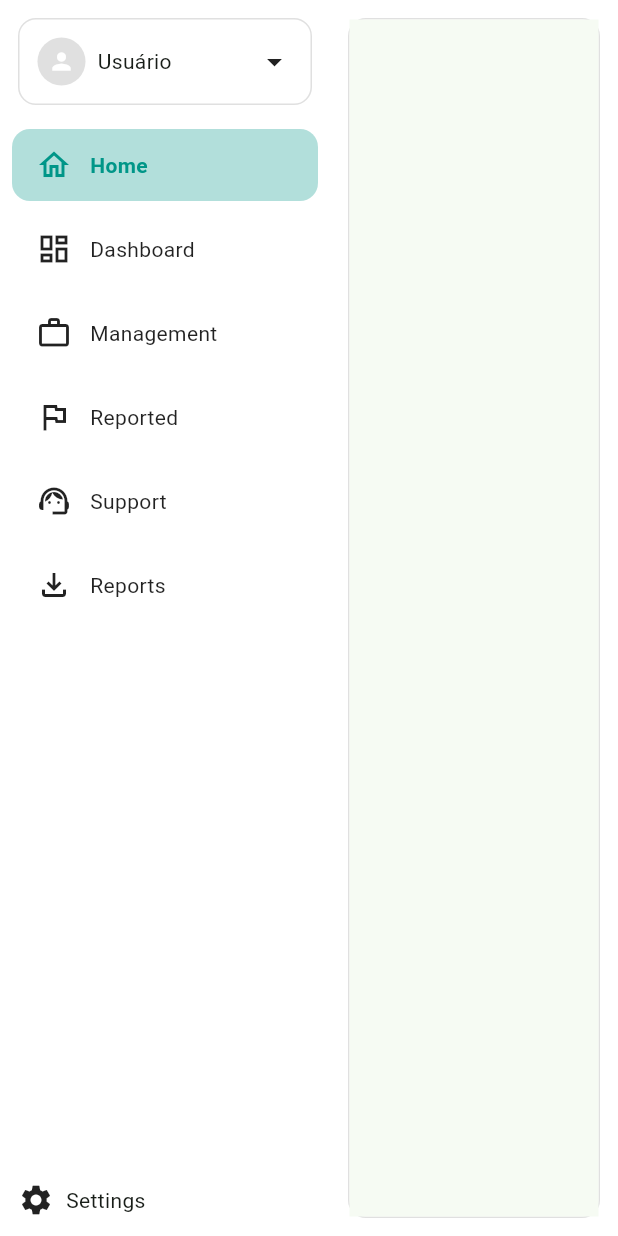
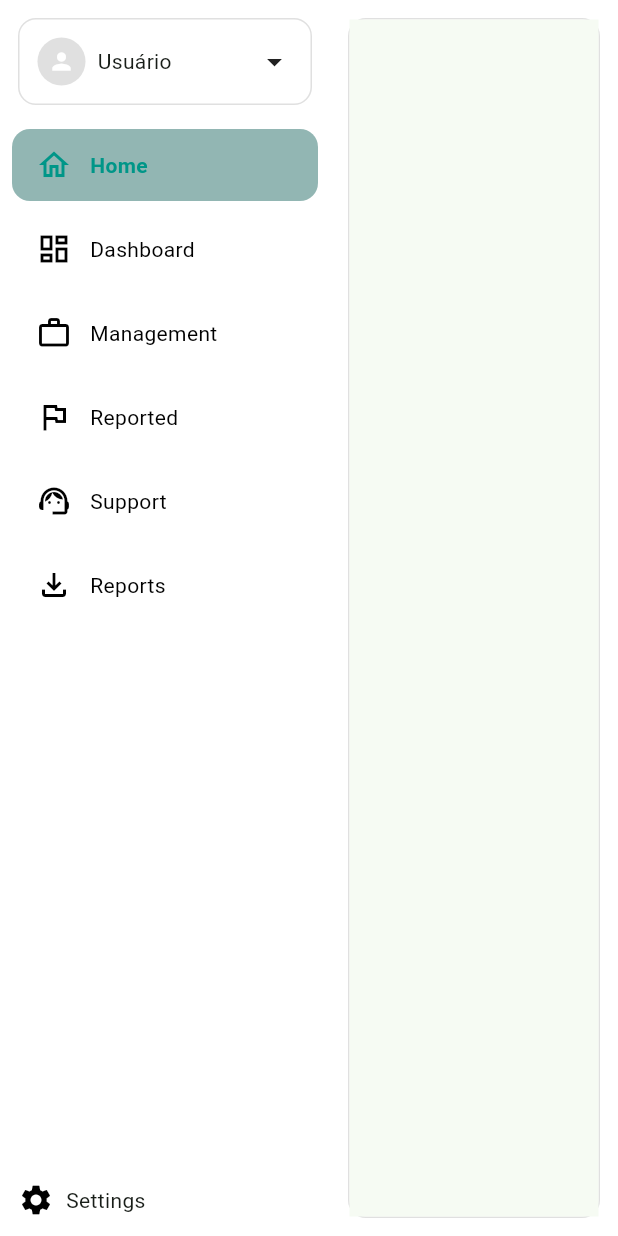
Before and after one commit to Next-Mind/nextmind-desktop, a Flutter app: the MainLayout screen opened by its route, on a phone screen of 412 x 824 dp. Run offline on Flutter 3.47's test engine with Material 3 defaults, Android fonts, the light colour scheme and no system bars; our stand-ins replace google_fonts, shared_preferences, syncfusion_flutter_charts; missing offline and left inert: window_manager; accounts and stored records are empty; network calls fail.

Commit message:
Arrumando as cores do aplicativo e do AppTheme, para se adequar ao modo noturno do aplicativo.

```diff
--- a/lib/ui/app/screens/layout/main_layout.dart
+++ b/lib/ui/app/screens/layout/main_layout.dart
@@ -53,7 +53,7 @@ class MainLayoutState extends State<MainLayout> {
           // ==== Sidebar ====
           Container(
             width: 220,
-            color: Colors.white,
+            color: Theme.of(context).colorScheme.onPrimary,
             child: Column(
               children: [
                 // Cabeçalho com foto e nome
@@ -93,7 +93,7 @@ class MainLayoutState extends State<MainLayout> {
                           Expanded(
                             child: Text(
                               user?.name ?? "Usuário",
-                              style: const TextStyle(fontSize: 14),
+                              style: const TextStyle(fontSize: 14,),
                               overflow: TextOverflow.ellipsis,
                             ),
                           ),
@@ -152,8 +152,8 @@ class MainLayoutState extends State<MainLayout> {
                     child: Padding(
                   padding: const EdgeInsets.all(12.0),
                   child: Row(
-                    children: const [
-                      Icon(Icons.settings, color: Colors.black87),
+                    children:  [
+                      Icon(Icons.settings, color: Theme.of(context).colorScheme.scrim),
                       SizedBox(width: 8),
                       Text("Settings"),
                     ],
@@ -215,17 +215,17 @@ class _MenuItem extends StatelessWidget {
         padding: const EdgeInsets.symmetric(horizontal: 16, vertical: 12),
         margin: const EdgeInsets.symmetric(horizontal: 8, vertical: 4),
         decoration: BoxDecoration(
-          color: selected ? Colors.teal.shade100 : Colors.transparent,
+          color: selected ? Theme.of(context).colorScheme.tertiary : Colors.transparent,
           borderRadius: BorderRadius.circular(12),
         ),
         child: Row(
           children: [
-            Icon(icon, color: selected ? Colors.teal : Colors.black87),
+            Icon(icon, color: selected ? Theme.of(context).colorScheme.tertiaryContainer : Theme.of(context).colorScheme.scrim,),
             const SizedBox(width: 12),
             Text(
               label,
               style: TextStyle(
-                color: selected ? Colors.teal : Colors.black87,
+                color: selected ? Theme.of(context).colorScheme.tertiaryContainer : Theme.of(context).colorScheme.scrim,
                 fontWeight: selected ? FontWeight.bold : FontWeight.normal,
               ),
             ),
--- a/lib/ui/app/screens/menu/dashboard_screen.dart
+++ b/lib/ui/app/screens/menu/dashboard_screen.dart
@@ -51,7 +51,7 @@ class _DashboardScreenState extends State<DashboardScreen> {
   @override
   Widget build(BuildContext context) {
     return Scaffold(
-      backgroundColor: Theme.of(context).colorScheme.onPrimary,
+      backgroundColor: Theme.of(context).colorScheme.primaryContainer,
       body: Padding(
         padding: const EdgeInsets.all(16),
         child: Column(
--- a/lib/ui/app/screens/menu/user_account_screen.dart
+++ b/lib/ui/app/screens/menu/user_account_screen.dart
@@ -31,7 +31,7 @@ class UserAccountScreen extends StatelessWidget {
   @override
   Widget build(BuildContext context) {
     return Scaffold(
-      backgroundColor: Colors.grey.shade100,
+      backgroundColor: Theme.of(context).colorScheme.primaryContainer,
       appBar: AppBar(
         title: const Text(
           "Minha Conta",
@@ -48,7 +48,7 @@ class UserAccountScreen extends StatelessWidget {
                 padding:
                     const EdgeInsets.symmetric(vertical: 32, horizontal: 24),
                 decoration: BoxDecoration(
-                  color: Colors.white,
+                  color: Theme.of(context).colorScheme.onSecondaryContainer,
                   borderRadius: BorderRadius.circular(12),
                   boxShadow: [
                     BoxShadow(
@@ -110,7 +110,7 @@ class UserAccountScreen extends StatelessWidget {
                       child: Container(
                         padding: const EdgeInsets.all(24),
                         decoration: BoxDecoration(
-                          color: Colors.white,
+                          color: Theme.of(context).colorScheme.onSecondaryContainer,
                           borderRadius: BorderRadius.circular(16),
                           boxShadow: [
                             BoxShadow(
--- a/lib/ui/app/widgets/card_text.dart
+++ b/lib/ui/app/widgets/card_text.dart
@@ -15,7 +15,7 @@ class CardText extends StatelessWidget {
     return SizedBox(
       width: double.infinity,
       child: Card(
-        color: Colors.grey.shade100 ,
+        color: Theme.of(context).colorScheme.outline,
         margin: const EdgeInsets.symmetric(vertical: 8, horizontal: 16),
         shape: RoundedRectangleBorder(borderRadius: BorderRadius.circular(15)),
         elevation: 3,
--- a/lib/ui/app/widgets/setting_section.dart
+++ b/lib/ui/app/widgets/setting_section.dart
@@ -16,7 +16,7 @@ class SettingSection extends StatelessWidget {
       margin: const EdgeInsets.symmetric(vertical: 12, horizontal: 16),
       padding: const EdgeInsets.all(16),
       decoration: BoxDecoration(
-        color: Colors.grey.shade50,
+        color: Theme.of(context).colorScheme.onSecondaryContainer,
         borderRadius: BorderRadius.circular(12),
         border: Border.all(color: Colors.grey.shade300),
       ),
--- a/lib/ui/auth/sign_in/login_screen.dart
+++ b/lib/ui/auth/sign_in/login_screen.dart
@@ -99,7 +99,7 @@ class _LoginScreenState extends State<LoginScreen> {
                         hintText: "email@example.com",
                         prefixIcon: const Icon(Icons.email_outlined),
                         filled: true,
-                        fillColor: const Color.fromARGB(108, 234, 232, 232),
+                        fillColor: AppColors.onErrorLight,
                         border: OutlineInputBorder(
                           borderRadius: BorderRadius.circular(30),
                           borderSide: BorderSide.none,
@@ -117,7 +117,7 @@ class _LoginScreenState extends State<LoginScreen> {
                         hintText: "Digite sua senha",
                         prefixIcon: const Icon(Icons.lock_outline),
                         filled: true,
-                        fillColor: const Color.fromARGB(108, 234, 232, 232),
+                        fillColor: AppColors.onErrorLight,
                         border: OutlineInputBorder(
                           borderRadius: BorderRadius.circular(30),
                           borderSide: BorderSide.none,
```
Also changed, not shown: lib/core/theme/theme.dart (+12 -12 lines), lib/ui/app/screens/layout/settings_layout.dart (+4 -4 lines).
